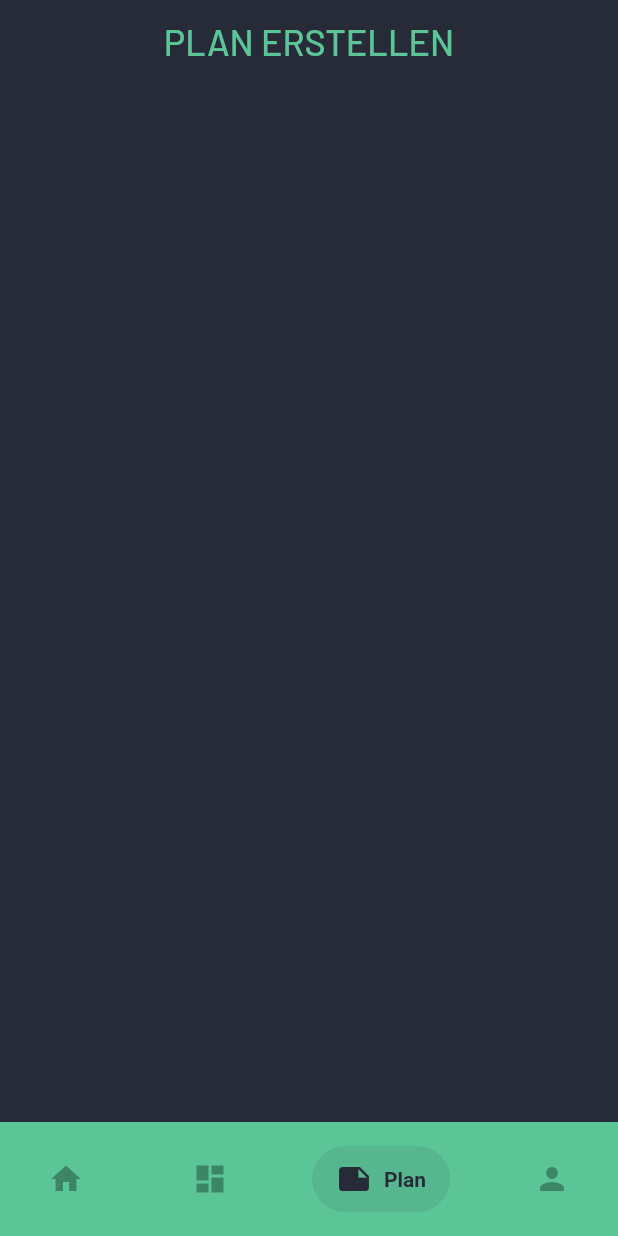
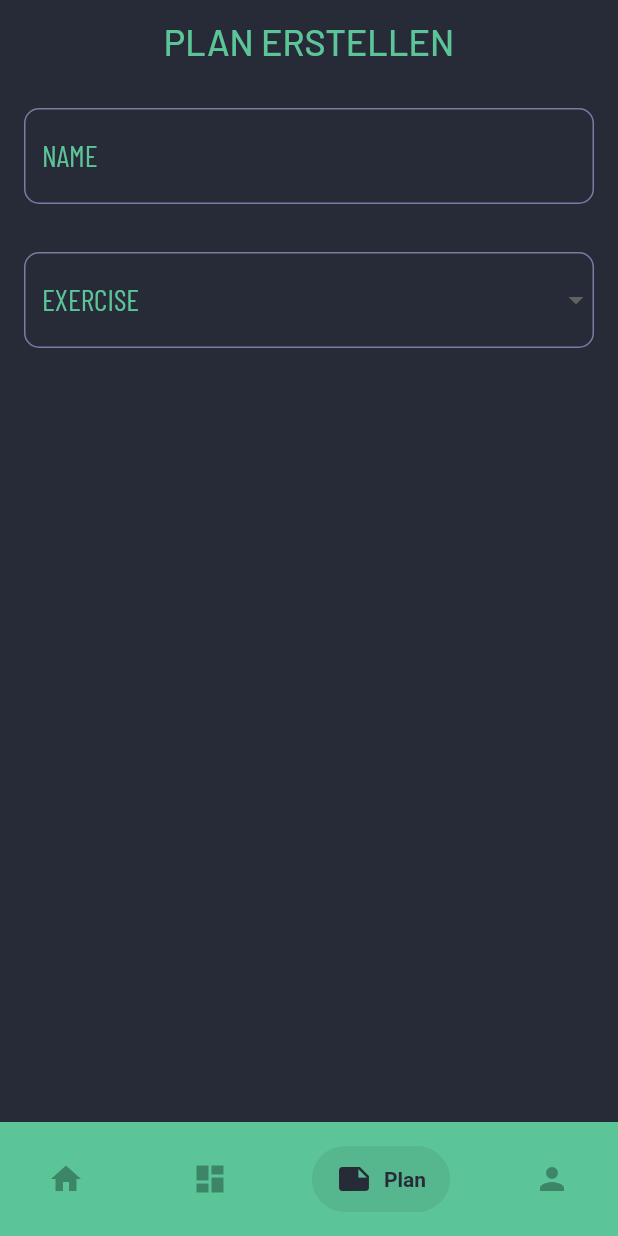
Before and after one commit to dasKamael/gymcompanion, a Flutter app: the CreatePlanPage screen opened by its route, on a phone screen of 412 x 824 dp. Run offline on Flutter 3.47's test engine with Material 2 defaults, Android fonts, the light colour scheme and no system bars; drawn by our look-alikes of flutter_form_builder, salomon_bottom_bar; our stand-ins replace auto_route, flutter_hooks, flutter_riverpod, freezed_annotation, google_fonts.

Commit message:
create Plan Page + error in dropdown

```diff
--- a/lib/components/default_appbar.dart
+++ b/lib/components/default_appbar.dart
@@ -1,4 +1,3 @@
-import 'package:auto_route/src/router/auto_router_x.dart';
 import 'package:flutter/material.dart';
 import 'package:gymcompanion/constants/colors.dart';
 import 'package:gymcompanion/constants/consts.dart';
--- a/lib/constants/colors.dart
+++ b/lib/constants/colors.dart
@@ -4,4 +4,6 @@ class ConstColors {
   static const primaryColor = Color(0xFF272B38);
   static const secondaryColor = Color(0xFF5BC598);
   static const unselected = Color(0xFF3D8567);
+  static const textFieldColor = Color(0xFF767DA4);
+  static const warn = Color(0xFFCE4B4B);
 }
--- a/lib/constants/consts.dart
+++ b/lib/constants/consts.dart
@@ -1,3 +1,4 @@
 class ConstValues {
   static const defaultSidePadding = 16.0;
+  static const defaultTextFieldBorderRadius = 10.0;
 }
--- a/lib/constants/text_styles.dart
+++ b/lib/constants/text_styles.dart
@@ -1,13 +1,41 @@
 import 'package:flutter/material.dart';
 import 'package:google_fonts/google_fonts.dart';
 import 'package:gymcompanion/constants/colors.dart';
+import 'package:gymcompanion/constants/consts.dart';
 
 class ConstTextStyles {
+  // Fonts
   static TextStyle headerFont = GoogleFonts.barlow();
+  static TextStyle textFieldFont = GoogleFonts.barlowCondensed();
 
+  // Headers
   static final header1 = TextStyle(
     fontSize: 24.0,
     color: ConstColors.secondaryColor,
     fontFamily: headerFont.fontFamily,
   );
+
+  // TextFields
+  static final textField = TextStyle(
+    fontSize: 20.0,
+    color: ConstColors.secondaryColor,
+    fontFamily: textFieldFont.fontFamily,
+  );
+
+  // InputDecorations
+  static final defaultInput = InputDecoration(
+    labelStyle: ConstTextStyles.textField,
+    focusedBorder: OutlineInputBorder(
+      borderRadius: BorderRadius.all(Radius.circular(ConstValues.defaultTextFieldBorderRadius)),
+      borderSide: BorderSide(
+        color: ConstColors.secondaryColor,
+      ),
+    ),
+    enabledBorder: OutlineInputBorder(
+      borderRadius: BorderRadius.all(Radius.circular(ConstValues.defaultTextFieldBorderRadius)),
+      borderSide: BorderSide(
+        color: ConstColors.textFieldColor,
+      ),
+    ),
+  );
 }
--- /dev/null
+++ b/lib/models/exercise.dart
@@ -0,0 +1,14 @@
+import 'package:freezed_annotation/freezed_annotation.dart';
+import 'package:gymcompanion/models/exercise_set.dart';
+part 'exercise.freezed.dart';
+part 'exercise.g.dart';
+
+@freezed
+class Exercise with _$Exercise {
+  const factory Exercise({
+    required int id,
+    required String name,
+    @Default([]) List<ExerciseSet> sets,
+  }) = _Exercise;
+  factory Exercise.fromJson(Map<String, dynamic> json) => _$ExerciseFromJson(json);
+}
--- /dev/null
+++ b/lib/models/plan.dart
@@ -0,0 +1,16 @@
+import 'package:freezed_annotation/freezed_annotation.dart';
+import 'package:gymcompanion/models/exercise.dart';
+part 'plan.freezed.dart';
+part 'plan.g.dart';
+
+@freezed
+class Plan with _$Plan {
+  const factory Plan({
+    required int id,
+    required String name,
+    required List<Exercise> exercises,
+    @Default(0) int lastDoneTimeStamp,
+    required int createdTimeStamp,
+  }) = _Plan;
+  factory Plan.fromJson(Map<String, dynamic> json) => _$PlanFromJson(json);
+}
--- /dev/null
+++ b/lib/screens/plan/create_plan/create_plan_controller.dart
@@ -0,0 +1,47 @@
+import 'dart:developer';
+
+import 'package:flutter_riverpod/flutter_riverpod.dart';
+import 'package:gymcompanion/models/exercise.dart';
+import 'package:gymcompanion/screens/plan/create_plan/create_plan_state.dart';
+
+final createPlanProvider =
+    StateNotifierProvider.autoDispose<CreatePlanController, CreatePlanState>((ref) {
+  return CreatePlanController();
+});
+
+class CreatePlanController extends StateNotifier<CreatePlanState> {
+  CreatePlanController()
+      : super(CreatePlanState(
+          exercises: [
+            Exercise(id: 1, name: 'Curl'),
+            Exercise(id: 2, name: 'Lats'),
+            Exercise(id: 3, name: 'Trizeps'),
+            Exercise(id: 4, name: 'Bench press'),
+          ],
+          selectedExercises: [],
+        )) {
+    initCreatePlanPage();
+  }
+
+  void initCreatePlanPage() {}
+
+  void reorderExerciseList(int oldIndex, int newIndex) {
+    if (oldIndex < newIndex) {
+      newIndex -= 1;
+    }
+    final Exercise exercise = state.selectedExercises.removeAt(oldIndex);
+    state.selectedExercises.insert(newIndex, exercise);
+
+    state = state.copyWith();
+  }
+
+  void addExerciseToList(Map<String, dynamic> value) {
+    //state.selectedExercises.add(Exercise(id: value['id'], name: value['name']));
+    state = state.copyWith();
+  }
+
+  void removeExerciseFromList(int index) {
+    state.selectedExercises.removeAt(index);
+    state = state.copyWith();
+  }
+}
--- a/lib/screens/plan/create_plan/create_plan_page.dart
+++ b/lib/screens/plan/create_plan/create_plan_page.dart
@@ -1,15 +1,26 @@
+import 'dart:developer';
+
 import 'package:flutter/material.dart';
+import 'package:flutter/painting.dart';
+import 'package:flutter_form_builder/flutter_form_builder.dart';
 
 import 'package:flutter_riverpod/flutter_riverpod.dart';
 import 'package:gymcompanion/components/default_appbar.dart';
 import 'package:gymcompanion/constants/colors.dart';
 import 'package:gymcompanion/constants/consts.dart';
 import 'package:gymcompanion/constants/text_styles.dart';
+import 'package:gymcompanion/models/exercise.dart';
+import 'package:gymcompanion/screens/plan/create_plan/create_plan_controller.dart';
 
+// ignore: must_be_immutable
 class CreatePlanPage extends ConsumerWidget {
-  const CreatePlanPage({Key? key}) : super(key: key);
+  CreatePlanPage({Key? key}) : super(key: key);
+
+  final _formKey = GlobalKey<FormBuilderState>();
+
   @override
   Widget build(BuildContext context, WidgetRef ref) {
+    final state = ref.watch(createPlanProvider);
     return Container(
       color: ConstColors.primaryColor,
       child: Padding(
@@ -18,6 +29,75 @@ class CreatePlanPage extends ConsumerWidget {
           child: Column(
             children: [
               DefaultAppBar(title: 'PLAN ERSTELLEN'),
+              SizedBox(height: 16.0),
+              FormBuilder(
+                key: _formKey,
+                autovalidateMode: AutovalidateMode.onUserInteraction,
+                child: Column(
+                  children: [
+                    FormBuilderTextField(
+                      name: 'name',
+                      style: ConstTextStyles.textField,
+                      decoration: ConstTextStyles.defaultInput.copyWith(labelText: 'NAME'),
+                    ),
+                    SizedBox(height: 32.0),
+                    FormBuilderDropdown(
+                      name: 'exercise',
+                      style: ConstTextStyles.textField,
+                      decoration: ConstTextStyles.defaultInput.copyWith(labelText: 'EXERCISE'),
+                      onChanged: (Map<String, Object>? value) {
+                        ref.read(createPlanProvider.notifier).addExerciseToList(value!);
+                      },
+                      items: state.exercises
+                          .map(
+                            (exercise) => DropdownMenuItem(
+                              key: ValueKey<int>(exercise.id),
+                              value: {'id': exercise.id, 'name': exercise.name},
+                              child: Text(exercise.name),
+                            ),
+                          )
+                          .toList(),
+                    ),
+                    ReorderableListView(
+                      shrinkWrap: true,
+                      children: [
+                        for (int i = 0; i < state.selectedExercises.length; i++)
+                          Dismissible(
+                            key: ValueKey<int>(state.selectedExercises[i].id),
+                            direction: DismissDirection.endToStart,
+                            onDismissed: (direction) =>
+                                ref.read(createPlanProvider.notifier).removeExerciseFromList(i),
+                            background: Container(
+                              color: ConstColors.warn,
+                              child: Align(
+                                alignment: Alignment.centerRight,
+                                child: Padding(
+                                  padding: const EdgeInsets.only(right: 8.0),
+                                  child: Text(
+                                    'DELETE',
+                                    style: ConstTextStyles.textField.copyWith(color: Colors.white),
+                                  ),
+                                ),
+                              ),
+                            ),
+                            child: Container(
+                              color: ConstColors.primaryColor,
+                              child: ListTile(
+                                title: Text(state.selectedExercises[i].name,
+                                    style: ConstTextStyles.textField),
+                                trailing:
+                                    Icon(Icons.drag_handle, color: ConstColors.textFieldColor),
+                              ),
+                            ),
+                          ),
+                      ],
+                      onReorder: (oldIndex, newIndex) => ref
+                          .read(createPlanProvider.notifier)
+                          .reorderExerciseList(oldIndex, newIndex),
+                    )
+                  ],
+                ),
+              ),
             ],
           ),
         ),
--- /dev/null
+++ b/lib/screens/plan/create_plan/create_plan_state.dart
@@ -0,0 +1,14 @@
+import 'package:freezed_annotation/freezed_annotation.dart';
+import 'package:gymcompanion/models/exercise.dart';
+part 'create_plan_state.freezed.dart';
+part 'create_plan_state.g.dart';
+
+@freezed
+class CreatePlanState with _$CreatePlanState {
+  const factory CreatePlanState({
+    @Default('') String name,
+    @Default([]) List<Exercise> exercises,
+    @Default([]) List<Exercise> selectedExercises,
+  }) = _CreatePlanState;
+  factory CreatePlanState.fromJson(Map<String, dynamic> json) => _$CreatePlanStateFromJson(json);
+}
--- a/lib/screens/plan/plan_page.dart
+++ b/lib/screens/plan/plan_page.dart
@@ -5,9 +5,6 @@ import 'package:flutter_riverpod/flutter_riverpod.dart';
 import 'package:gymcompanion/components/default_appbar.dart';
 import 'package:gymcompanion/constants/colors.dart';
 import 'package:gymcompanion/constants/consts.dart';
-import 'package:gymcompanion/constants/text_styles.dart';
-import 'package:gymcompanion/routes.gr.dart';
-import 'package:gymcompanion/screens/plan/create_plan/create_plan_page.dart';
 
 class Planpage extends ConsumerWidget {
   const Planpage({Key? key}) : super(key: key);
@@ -25,6 +22,7 @@ class Planpage extends ConsumerWidget {
                   title: 'TRAININGSPLÄNE',
                   leading: Icon(
                     Icons.filter_alt,
+                    size: 28,
                     color: ConstColors.secondaryColor,
                   ),
                   actions: [
@@ -32,6 +30,7 @@ class Planpage extends ConsumerWidget {
                       onTap: () => context.router.pushNamed('createPlan'),
                       child: Icon(
                         Icons.add_circle_outline,
+                        size: 28,
                         color: ConstColors.secondaryColor,
                       ),
                     ),
```
Also changed, not shown: analysis_options.yaml (+34 -26 lines), lib/components/default_dismissable.dart (added, +36 -0 lines), lib/models/exercise_set.dart (added, +13 -0 lines), lib/models/exercise.freezed.dart (added), lib/models/exercise.g.dart (added), lib/models/exercise_set.freezed.dart (added), lib/models/exercise_set.g.dart (added), lib/models/plan.freezed.dart (added), lib/models/plan.g.dart (added), lib/routes.gr.dart, lib/screens/plan/create_plan/create_plan_state.freezed.dart (added), lib/screens/plan/create_plan/create_plan_state.g.dart (added).
